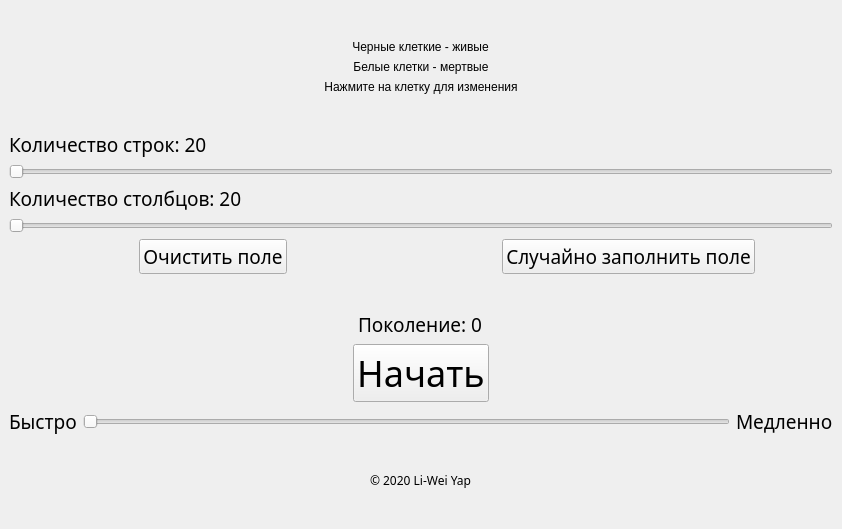
Rulemore/GameOfLife, file mainwindow.ui: the form before one commit.
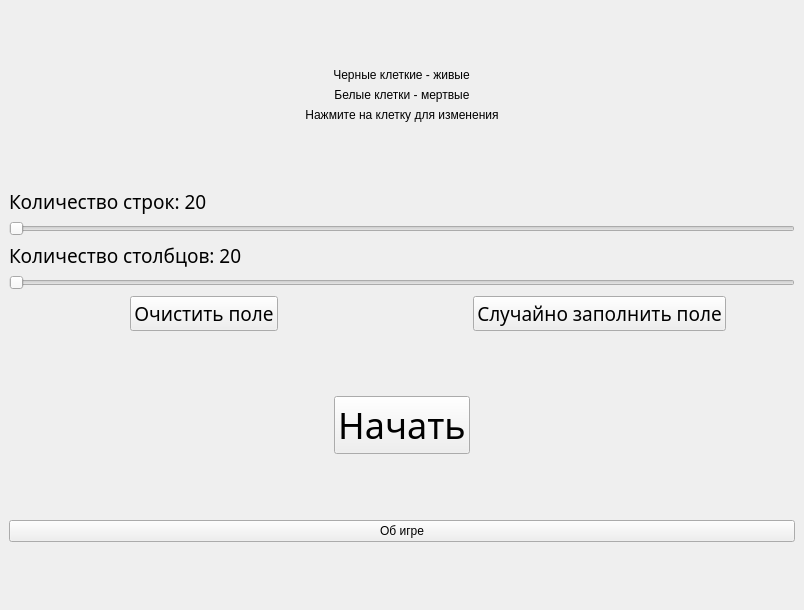
The form after the commit.

Patch:
```diff
--- a/mainwindow.ui
+++ b/mainwindow.ui
@@ -6,8 +6,8 @@
    <rect>
     <x>0</x>
     <y>0</y>
-    <width>842</width>
-    <height>529</height>
+    <width>804</width>
+    <height>610</height>
    </rect>
   </property>
   <property name="windowTitle">
@@ -173,19 +173,6 @@
           </property>
          </spacer>
         </item>
-        <item alignment="Qt::AlignHCenter">
-         <widget class="QLabel" name="generationCountInfo">
-          <property name="font">
-           <font>
-            <family>Trebuchet MS</family>
-            <pointsize>14</pointsize>
-           </font>
-          </property>
-          <property name="text">
-           <string>Поколение: 0</string>
-          </property>
-         </widget>
-        </item>
         <item alignment="Qt::AlignHCenter">
          <widget class="QPushButton" name="startOrStopEvolvingButton">
           <property name="font">
@@ -199,43 +186,6 @@
           </property>
          </widget>
         </item>
-        <item>
-         <layout class="QHBoxLayout" name="generationSpeedLayout">
-          <item>
-           <widget class="QLabel" name="fastestSpeedInfo">
-            <property name="font">
-             <font>
-              <family>Trebuchet MS</family>
-              <pointsize>14</pointsize>
-             </font>
-            </property>
-            <property name="text">
-             <string>Быстро</string>
-            </property>
-           </widget>
-          </item>
-          <item>
-           <widget class="QSlider" name="generationSpeedSlider">
-            <property name="orientation">
-             <enum>Qt::Horizontal</enum>
-            </property>
-           </widget>
-          </item>
-          <item>
-           <widget class="QLabel" name="slowestSpeedInfo">
-            <property name="font">
-             <font>
-              <family>Trebuchet MS</family>
-              <pointsize>14</pointsize>
-             </font>
-            </property>
-            <property name="text">
-             <string>Медленно</string>
-            </property>
-           </widget>
-          </item>
-         </layout>
-        </item>
         <item>
          <spacer name="controlVerticalSpacer3">
           <property name="orientation">
@@ -249,15 +199,16 @@
           </property>
          </spacer>
         </item>
-        <item alignment="Qt::AlignHCenter">
-         <widget class="QLabel" name="signature">
-          <property name="font">
-           <font>
-            <family>Trebuchet MS</family>
-           </font>
-          </property>
+        <item>
+         <widget class="QPushButton" name="aboutButton">
           <property name="text">
-           <string>© 2020 Li-Wei Yap</string>
+           <string>Об игре</string>
+          </property>
+          <property name="default">
+           <bool>false</bool>
+          </property>
+          <property name="flat">
+           <bool>false</bool>
           </property>
          </widget>
         </item>
```
Left out of the diff: 2 changed lines with no effect on the pictures.
